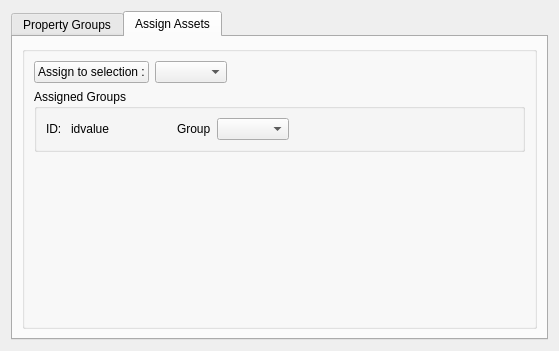
Old version of the form ui/property_widget.ui in the repository asselapathirana/RRPam-WDS.
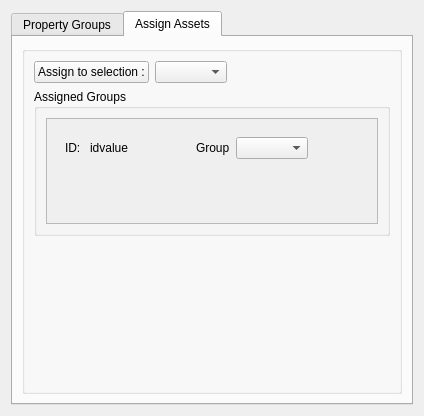
New version of the form. The open tabs and pages were chosen to show the change.

Commit message: started assign_asset part

The edit to the form file:
```diff
--- a/ui/property_widget.ui
+++ b/ui/property_widget.ui
@@ -6,8 +6,8 @@
    <rect>
     <x>0</x>
     <y>0</y>
-    <width>559</width>
-    <height>351</height>
+    <width>424</width>
+    <height>416</height>
    </rect>
   </property>
   <property name="sizePolicy">
@@ -198,9 +198,27 @@
                 </property>
                 <layout class="QVBoxLayout" name="verticalLayout_3">
                  <item>
-                  <layout class="QHBoxLayout" name="indiviual_asset_container_layout">
+                  <widget class="QScrollArea" name="scrollArea_2">
+                   <property name="widgetResizable">
+                    <bool>true</bool>
+                   </property>
+                   <widget class="QWidget" name="scrollAreaWidgetContents">
+                    <property name="geometry">
+                     <rect>
+                      <x>0</x>
+                      <y>0</y>
+                      <width>332</width>
+                      <height>105</height>
+                     </rect>
+                    </property>
+                    <layout class="QVBoxLayout" name="verticalLayout_6">
                    <item>
-                    <widget class="QLabel" name="label_2">
+                      <layout class="QVBoxLayout" name="assign_asset_item_parent_layout">
+                       <item>
+                        <widget class="QFrame" name="assign_asset_item">
+                         <layout class="QHBoxLayout" name="indiviual_asset_container_layout_4">
+                          <item>
+                           <widget class="QLabel" name="label_8">
                      <property name="maximumSize">
                       <size>
                        <width>50</width>
@@ -232,7 +250,7 @@
                     </widget>
                    </item>
                    <item>
-                    <widget class="QLabel" name="label_3">
+                           <widget class="QLabel" name="label_9">
                      <property name="text">
                       <string>Group</string>
                      </property>
@@ -249,7 +267,7 @@
                     </widget>
                    </item>
                    <item>
-                    <spacer name="horizontalSpacer_2">
+                           <spacer name="horizontalSpacer_6">
                      <property name="orientation">
                       <enum>Qt::Horizontal</enum>
                      </property>
@@ -262,6 +280,26 @@
                     </spacer>
                    </item>
                   </layout>
+                        </widget>
+                       </item>
+                       <item>
+                        <spacer name="assign_asset_item_spacer_after_items">
+                         <property name="orientation">
+                          <enum>Qt::Vertical</enum>
+                         </property>
+                         <property name="sizeHint" stdset="0">
+                          <size>
+                           <width>20</width>
+                           <height>40</height>
+                          </size>
+                         </property>
+                        </spacer>
+                       </item>
+                      </layout>
+                     </item>
+                    </layout>
+                   </widget>
+                  </widget>
                  </item>
                 </layout>
                </widget>
```
Left out of the diff: 24 changed lines with no effect on the pictures. Lines whose indentation alone changed are shown as unchanged. The commit also changes 2 other files.
